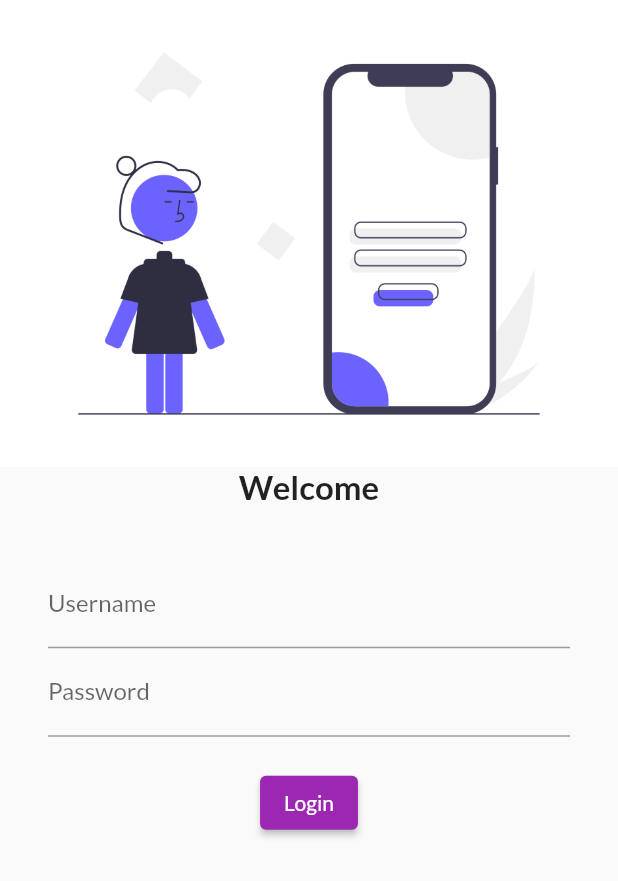
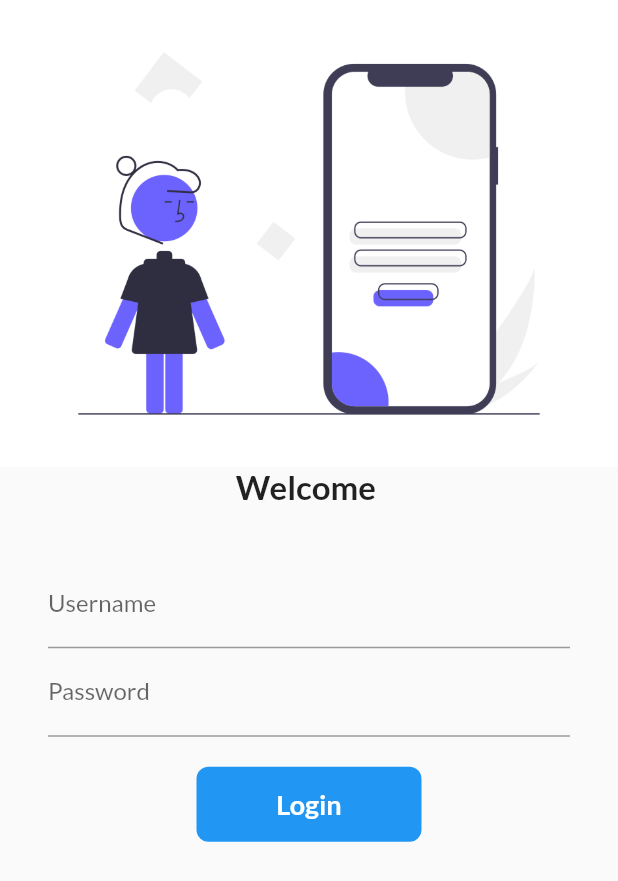
Before and after one commit to khanalmanoj/30daysOfFlutter, a Flutter app: the screen it shows after launch, on a phone screen of 412 x 824 dp. Shown: the top 881 px of the screen. Run offline on Flutter 3.47's test engine with Material 2 defaults, Android fonts, the phone set to English and light mode, and no system bars; our stand-ins replace google_fonts.

Commit message:
Day 5 Completed

```diff
--- a/lib/main.dart
+++ b/lib/main.dart
@@ -1,4 +1,5 @@
 import 'package:classico/pages/login_page.dart';
+import 'package:classico/utils/routes.dart';
 import 'package:flutter/material.dart';
 import 'package:google_fonts/google_fonts.dart';
 import 'pages/home_page.dart';
@@ -21,8 +22,8 @@ class MyApp extends StatelessWidget {
       darkTheme: ThemeData(brightness: Brightness.dark),
       routes: {
         "/": (context) => LoginPage(),
-        "/home": (context) => HomePage(),
-        "/login": (context) => LoginPage()
+        MyRoutes.homeRoute: (context) => HomePage(),
+        MyRoutes.loginRoute: (context) => LoginPage()
       },
     );
   }
--- a/lib/pages/login_page.dart
+++ b/lib/pages/login_page.dart
@@ -1,16 +1,26 @@
+import 'package:classico/utils/routes.dart';
 import 'package:flutter/material.dart';
 
-class LoginPage extends StatelessWidget {
+class LoginPage extends StatefulWidget {
   const LoginPage({super.key});
+
+  @override
+  State<LoginPage> createState() => _LoginPageState();
+}
+
+class _LoginPageState extends State<LoginPage> {
+  String name = "";
+  bool changeButton = false;
 
   @override
   Widget build(BuildContext context) {
     return Material(
-        child: Column(
+        child: SingleChildScrollView(
+            child: Column(
       children: [
         Image.asset("assets/images/login_img.png", fit: BoxFit.cover),
         Text(
-          "Welcome",
+          "Welcome $name",
           style: TextStyle(fontSize: 22, fontWeight: FontWeight.bold),
         ),
         SizedBox(
@@ -23,6 +33,10 @@ class LoginPage extends StatelessWidget {
               TextFormField(
                 decoration: InputDecoration(
                     hintText: "Enter Username", labelText: "Username"),
+                onChanged: (value) {
+                  name = value;
+                  setState(() {});
+                },
               ),
               TextFormField(
                 obscureText: true,
@@ -32,15 +46,41 @@ class LoginPage extends StatelessWidget {
               SizedBox(
                 height: 20,
               ),
-              ElevatedButton(
-                child: Text("Login"),
-                style: TextButton.styleFrom(),
-                onPressed: () {},
-              )
+              InkWell(
+                onTap: () async {
+                  setState(() {
+                    changeButton = true;
+                  });
+
+                  await Future.delayed(Duration(seconds: 1));
+                  Navigator.pushNamed(context, MyRoutes.homeRoute);
+                },
+                child: AnimatedContainer(
+                    duration: Duration(seconds: 1),
+                    width: changeButton ? 50 : 150,
+                    height: 50,
+                    alignment: Alignment.center,
+                    child: changeButton
+                        ? Icon(
+                            Icons.done,
+                            color: Colors.white,
+                          )
+                        : Text(
+                            "Login",
+                            style: TextStyle(
+                                color: Colors.white,
+                                fontWeight: FontWeight.bold,
+                                fontSize: 18),
+                          ),
+                    decoration: BoxDecoration(
+                        color: Colors.blue,
+                        borderRadius:
+                            BorderRadius.circular(changeButton ? 50 : 8))),
+              ),
             ],
           ),
         )
       ],
-    ));
+    )));
   }
 }
--- /dev/null
+++ b/lib/utils/routes.dart
@@ -0,0 +1,4 @@
+class MyRoutes {
+  static String loginRoute = "/login";
+  static String homeRoute = "/home";
+}
```
